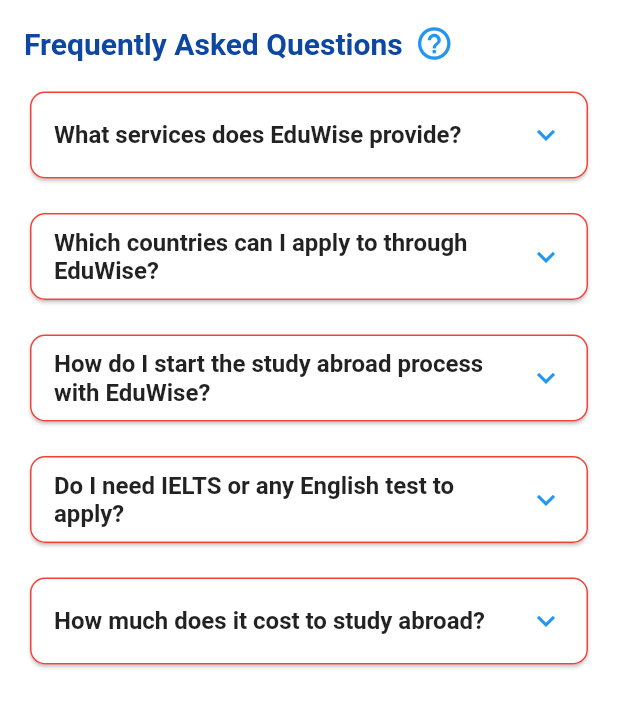
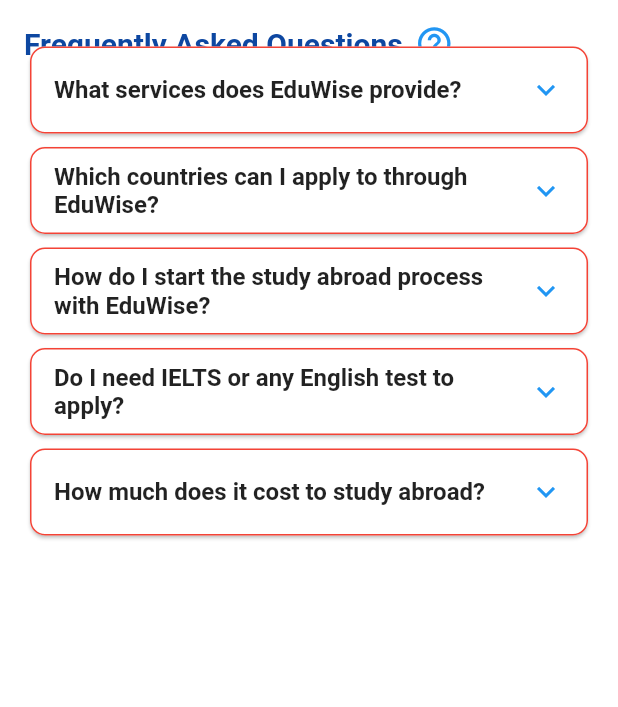
Before and after one commit to Md-Junaead/eduwise, a Flutter app: the FAQSection widget shown alone on an empty page, opened directly, on a phone screen of 412 x 824 dp. Shown: the top 707 px of the screen. Run offline on Flutter 3.47's test engine with Material 3 defaults, Android fonts, the phone set to English and light mode, and no system bars; our stand-ins replace cached_network_image, carousel_slider, country_picker; missing offline and left inert: country_flags; network calls fail.

Commit message:
Home Screen done

```diff
--- a/lib/screens/home/widget/country_section.dart
+++ b/lib/screens/home/widget/country_section.dart
@@ -58,7 +58,7 @@ class _CountrySectionState extends State<CountrySection> {
             children: const [
               Text(
                 "Find Your Ideal Country for Higher Education",
-                style: TextStyle(fontSize: 24, fontWeight: FontWeight.bold),
+                style: TextStyle(fontSize: 18, fontWeight: FontWeight.bold),
               ),
               SizedBox(height: 10),
               Text(
@@ -73,7 +73,7 @@ class _CountrySectionState extends State<CountrySection> {
           ),
         ),
 
-        const SizedBox(height: 20),
+        const SizedBox(height: 1),
 
         /// 🔹 GridView for 2 cards/row
         Padding(
--- a/lib/screens/home/widget/faq_section.dart
+++ b/lib/screens/home/widget/faq_section.dart
@@ -56,11 +56,9 @@ class FAQSection extends StatelessWidget {
             ],
           ),
 
-          const SizedBox(
-            height: 15,
-          ), // 🔹 Added spacing between title & FAQ list
-          // FAQ List
-          ListView.builder(
+          Transform.translate(
+            offset: Offset(0, -15), // move FAQ list up by 15px
+            child: ListView.builder(
               shrinkWrap: true,
               physics: const NeverScrollableScrollPhysics(),
               itemCount: faqs.length,
@@ -68,16 +66,13 @@ class FAQSection extends StatelessWidget {
                 final faq = faqs[index];
                 return Padding(
                   padding: const EdgeInsets.only(
-                  bottom: 15.0,
-                ), // 🔹 15px between FAQ items
+                    bottom: 1.0,
+                  ), // spacing between items
                   child: Card(
                     elevation: 1,
                     shape: RoundedRectangleBorder(
                       borderRadius: BorderRadius.circular(10),
-                    side: const BorderSide(
-                      color: Colors.red,
-                      width: 1.0,
-                    ), // 🔹 Red border
+                      side: const BorderSide(color: Colors.red, width: 1.0),
                     ),
                     child: ExpansionTile(
                       iconColor: Colors.blue,
@@ -107,6 +102,7 @@ class FAQSection extends StatelessWidget {
                 );
               },
             ),
+          ),
         ],
       ),
     );
--- a/lib/screens/home/widget/study_level.dart
+++ b/lib/screens/home/widget/study_level.dart
@@ -43,14 +43,14 @@ class StudyLevelSection extends StatelessWidget {
         child: Column(
           children: [
             const Padding(
-              padding: EdgeInsets.only(top: 40, bottom: 20),
+              padding: EdgeInsets.only(top: 80, bottom: 20),
               child: Column(
                 children: [
                   Text(
                     "Accurate Guidelines for your Required Study",
                     textAlign: TextAlign.center,
                     style: TextStyle(
-                      fontSize: 40,
+                      fontSize: 18,
                       fontWeight: FontWeight.bold,
                       color: TColors.primary,
                     ),
@@ -58,7 +58,7 @@ class StudyLevelSection extends StatelessWidget {
                   SizedBox(height: 10),
                   Text(
                     "Get step-by-step support for your chosen study path whether you are starting your bachelors, pursuing a mastes, or aiming for a PhD abroad.",
-                    textAlign: TextAlign.center,
+                    textAlign: TextAlign.left,
                     style: TextStyle(
                       fontSize: 16,
                       color: Colors.black54,
```
Lines whose indentation alone changed are shown as unchanged.
